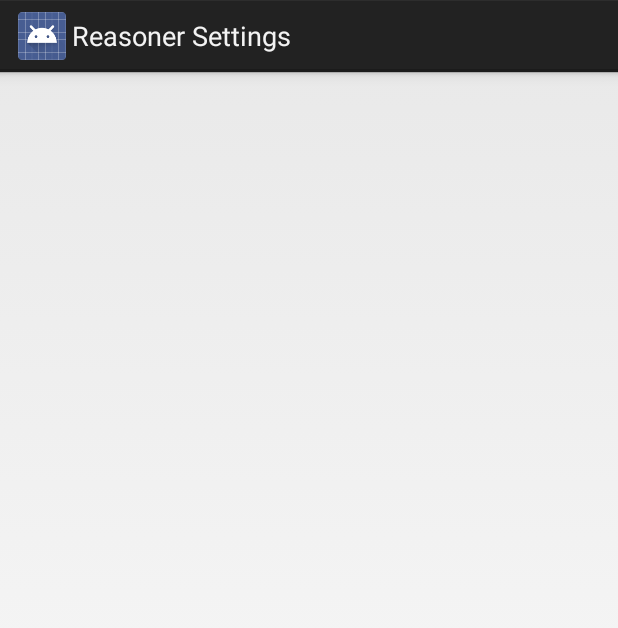
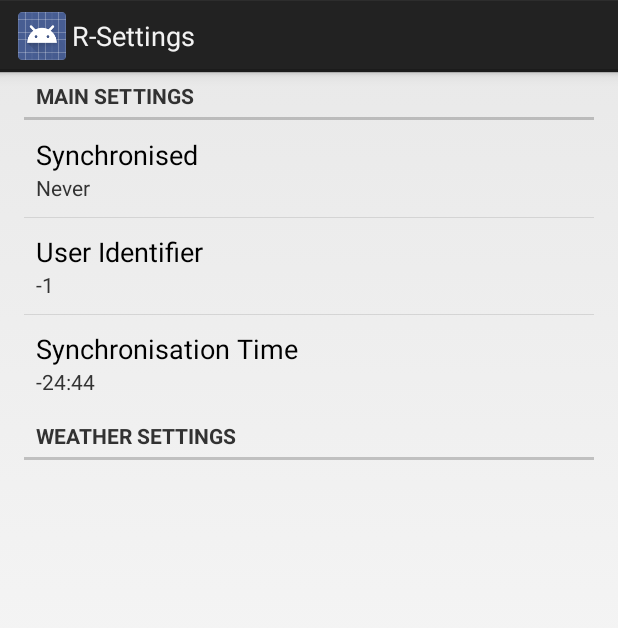
Before and after one commit to ualegre/aContextReasoner, an Android app: the screen it shows after launch (ContextReasonerSettings), on a phone screen of 412 x 824 dp. Shown: the top 628 px of the screen. Run offline under Robolectric (Android 15) with nearby library versions, the phone set to English and light mode, and no system bars.

Commit message:
Main settings added to preferences
Need to come back and update service alarm without needing it to restart.

```diff
--- a/reasoner/src/main/AndroidManifest.xml
+++ b/reasoner/src/main/AndroidManifest.xml
@@ -37,7 +37,7 @@
         <receiver android:name=".logging.BackupLogAlarmReceiver">
         </receiver>
 
-        <activity android:name=".ContextReasonerSettings" android:label="@string/app_settings">
+        <activity android:name=".ui.ContextReasonerSettings" android:label="@string/app_settings">
             <intent-filter>
                 <action android:name="android.intent.action.MAIN"/>
                 <category android:name="android.intent.category.LAUNCHER"/>
--- a/reasoner/src/main/java/org/poseidon_project/context/ContextReasonerSettings.java
+++ b/reasoner/src/main/java/org/poseidon_project/context/ui/ContextReasonerSettings.java
@@ -14,11 +14,11 @@
  * limitations under the License.
  */
 
-package org.poseidon_project.context;
+package org.poseidon_project.context.ui;
 
 import android.app.Activity;
 import android.os.Bundle;
-import android.preference.PreferenceFragment;
+
 
 /**
  * The user visible activity to personalise context rules
@@ -38,7 +38,4 @@ public class ContextReasonerSettings extends Activity {
 
     }
 
-    public static class ContextReasonerSettingsFragment extends PreferenceFragment {
-
-    }
 }
--- /dev/null
+++ b/reasoner/src/main/java/org/poseidon_project/context/ui/ContextReasonerSettingsFragment.java
@@ -0,0 +1,163 @@
+/*
+ * Copyright 2016 POSEIDON Project
+ *
+ * Licensed under the Apache License, Version 2.0 (the "License");
+ * you may not use this file except in compliance with the License.
+ * You may obtain a copy of the License at
+ *
+ *     http://www.apache.org/licenses/LICENSE-2.0
+ *
+ * Unless required by applicable law or agreed to in writing, software
+ * distributed under the License is distributed on an "AS IS" BASIS,
+ * WITHOUT WARRANTIES OR CONDITIONS OF ANY KIND, either express or implied.
+ * See the License for the specific language governing permissions and
+ * limitations under the License.
+ */
+
+package org.poseidon_project.context.ui;
+
+import android.app.Activity;
+import android.content.SharedPreferences;
+import android.os.Bundle;
+import android.preference.Preference;
+import android.preference.Preference.OnPreferenceChangeListener;
+import android.preference.Preference.OnPreferenceClickListener;
+import android.preference.PreferenceFragment;
+
+import org.poseidon_project.context.R;
+
+import java.util.ArrayList;
+import java.util.Calendar;
+import java.util.Random;
+
+/**
+ * The user visible fragment to personalise context rules
+ *
+ * @author Dean Kramer <d.kramer@mdx.ac.uk>
+ */
+public class ContextReasonerSettingsFragment extends PreferenceFragment
+        implements OnPreferenceClickListener{
+
+    private static final int EARLIEST_BACKUP_HOUR = 20;
+    private Preference mLogUserNamePreference;
+    private Preference mLastSynchronised;
+    private TimePreferenceDialog mTimeToBackupPreference;
+    private SharedPreferences mMainSettings;
+    private SharedPreferences mRuleSettings;
+    private Activity mActivity;
+
+    @Override
+    public void onCreate(Bundle savedInstanceState) {
+        super.onCreate(savedInstanceState);
+
+        mActivity = getActivity();
+
+        mMainSettings = mActivity.getSharedPreferences("ContextPrefs", 0);
+        mRuleSettings = mActivity.getSharedPreferences("RulePrefs", 0);
+
+        addPreferencesFromResource(R.xml.settings);
+
+        setupLastSychronisedPref();
+
+        setupUserIdentifierPref();
+
+        setupTimeToSychonisePref();
+
+    }
+
+    @Override
+    public boolean onPreferenceClick(Preference preference) {
+
+        String preferenceKey = preference != null? preference.getKey() : "";
+
+        if(preferenceKey.equals(getString(R.string.pref_sync))) {
+            handleSynchronisedPreferenceClick();
+        }
+
+        return false;
+    }
+
+    private void handleSynchronisedPreferenceClick() {
+
+    }
+
+    private void setupLastSychronisedPref() {
+        mLastSynchronised = (Preference) findPreference(getString(R.string.pref_sync));
+
+        if (mLastSynchronised != null) {
+            long lastBackupMS = mMainSettings.getLong("logLastBackup", 0);
+
+            if (lastBackupMS > 0) {
+                Calendar time = Calendar.getInstance();
+                time.setTimeInMillis(lastBackupMS);
+
+                mLastSynchronised.setSummary(time.getTime().toString());
+            } else {
+                mLastSynchronised.setSummary(R.string.sync_never);
+            }
+        }
+
+        mLastSynchronised.setOnPreferenceClickListener(this);
+    }
+
+    private void setupUserIdentifierPref() {
+        mLogUserNamePreference = (Preference) findPreference(getString(R.string.pref_userid));
+
+        if (mLogUserNamePreference != null) {
+            int userId = mMainSettings.getInt("userId", -1);
+            mLogUserNamePreference.setSummary(String.valueOf(userId));
+        }
+    }
+
+    private void setupTimeToSychonisePref() {
+
+        int backupHour = mMainSettings.getInt("logBackupHour", -1);
+        int backupMin = mMainSettings.getInt("logBackupMin", -1);
+
+        if (backupHour < 0 || backupMin < 0) {
+            Random randomGenerator = new Random();
+
+            int hourAfterEarliest = randomGenerator.nextInt(8);
+
+            backupHour = EARLIEST_BACKUP_HOUR + hourAfterEarliest;
+            if (backupHour >= 24) {
+                backupHour =- 24;
+            }
+
+            backupMin = randomGenerator.nextInt(60);
+
+            SharedPreferences.Editor editor = mMainSettings.edit();
+            editor.putInt("logBackupHour", backupHour);
+            editor.putInt("logBackupMin", backupMin);
+            editor.commit();
+        }
+
+        OnPreferenceChangeListener timeChangeListerner = new OnPreferenceChangeListener() {
+            @Override
+            public boolean onPreferenceChange(Preference preference, Object newValue) {
+
+                if (newValue != null) {
+                    Integer hour = ((ArrayList<Integer>) newValue).get(0);
+                    Integer min = ((ArrayList<Integer>) newValue).get(1);
+                    SharedPreferences.Editor editor = mMainSettings.edit();
+                    editor.putInt("logBackupHour", hour);
+                    editor.putInt("logBackupMin", min);
+                    editor.commit();
+
+                    //@TODO Need to update reasoner without needing it to restart
+
+                    return true;
+                }
+
+                return false;
+            }
+        };
+
+        mTimeToBackupPreference = (TimePreferenceDialog)
+                findPreference(getString(R.string.pref_backuptime));
+
+        mTimeToBackupPreference.updateTime(backupHour, backupMin);
+        mTimeToBackupPreference.setOnPreferenceChangeListener(timeChangeListerner);
+    }
+
+}
--- /dev/null
+++ b/reasoner/src/main/java/org/poseidon_project/context/ui/TimePreferenceDialog.java
@@ -0,0 +1,117 @@
+/*
+ * Copyright 2016 POSEIDON Project
+ *
+ * Licensed under the Apache License, Version 2.0 (the "License");
+ * you may not use this file except in compliance with the License.
+ * You may obtain a copy of the License at
+ *
+ *     http://www.apache.org/licenses/LICENSE-2.0
+ *
+ * Unless required by applicable law or agreed to in writing, software
+ * distributed under the License is distributed on an "AS IS" BASIS,
+ * WITHOUT WARRANTIES OR CONDITIONS OF ANY KIND, either express or implied.
+ * See the License for the specific language governing permissions and
+ * limitations under the License.
+ */
+
+package org.poseidon_project.context.ui;
+
+import android.content.Context;
+import android.preference.DialogPreference;
+import android.util.AttributeSet;
+import android.view.View;
+import android.widget.TimePicker;
+
+import org.poseidon_project.context.R;
+
+import java.util.ArrayList;
+
+/**
+ * A Time Picker Preference that can be reused for multiple preferences
+ *
+ * @author Dean Kramer <d.kramer@mdx.ac.uk>
+ */
+public class TimePreferenceDialog extends DialogPreference{
+
+    private int mHour = 0;
+    private int mMinute = 0;
+    private TimePicker picker = null;
+
+    public TimePreferenceDialog(Context context, AttributeSet attrs, int defStyleAttr) {
+        super(context, attrs, defStyleAttr);
+    }
+
+    public TimePreferenceDialog(Context context, AttributeSet attrs) {
+        super(context, attrs);
+        setPositiveButtonText(R.string.setTime);
+        setNegativeButtonText(R.string.cancelTime);
+    }
+
+    public TimePreferenceDialog(Context context) {
+        super(context, null);
+    }
+
+    @Override
+    protected void onBindDialogView(View v) {
+        super.onBindDialogView(v);
+        picker.setCurrentHour(mHour);
+        picker.setCurrentMinute(mMinute);
+    }
+
+    @Override
+    protected View onCreateDialogView() {
+        picker = new TimePicker(getContext());
+
+        return picker;
+    }
+
+    public void updateTime(int hour, int min) {
+        mHour = hour;
+        mMinute = min;
+        updateSummary();
+    }
+
+    @Override
+    protected void onSetInitialValue(boolean restorePersistedValue, Object defaultValue) {
+
+        String time = null;
+
+        time = defaultValue.toString();
+
+        String[] split = time.split(":");
+
+        mHour = Integer.parseInt(split[0]);
+        mMinute = Integer.parseInt(split[1]);
+
+        updateSummary();
+    }
+
+    @Override
+    protected void onDialogClosed(boolean positiveResult) {
+        super.onDialogClosed(positiveResult);
+
+        if (positiveResult) {
+            int currHour = picker.getCurrentHour();
+            int currMinute = picker.getCurrentMinute();
+
+
+            //Not great to autobox, but don't feel I have an easier choice.
+            ArrayList<Integer> results = new ArrayList<>(2);
+            results.add(currHour);
+            results.add(currMinute);
+
+            if (!callChangeListener(results)) {
+                return;
+            }
+
+            mHour = currHour;
+            mMinute = currMinute;
+            updateSummary();
+        }
+    }
+
+    public void updateSummary() {
+        String time = String.valueOf(mHour) + ":" + String.valueOf(mMinute);
+        setSummary(time);
+    }
+}
--- a/reasoner/src/main/res/values/strings.xml
+++ b/reasoner/src/main/res/values/strings.xml
@@ -1,6 +1,22 @@
 <resources>
     <string name="app_name">POSEIDON-Context</string>
 
-    <string name="app_settings">Reasoner Settings</string>
+    <string name="app_settings">R-Settings</string>
+
+    <string name="pref_sync">pref_sync</string>
+    <string name="pref_userid">pref_userid</string>
+
+    <string name="main_settings">Main Settings</string>
+    <string name="last_sync">Synchronised</string>
+    <string name="sync_never">Never</string>
+    <string name="user_identifier">User Identifier</string>
+    <string name="pref_backuptime">pref_backuptime</string>
+    <string name="backup_time">Synchronisation Time</string>
+
+
+    <string name="setTime">Set</string>
+    <string name="cancelTime">Cancel</string>
+    <string name="weather_settings">Weather Settings</string>
+
 
 </resources>
--- /dev/null
+++ b/reasoner/src/main/res/xml/settings.xml
@@ -0,0 +1,24 @@
+<?xml version="1.0" encoding="utf-8"?>
+<PreferenceScreen xmlns:android="http://schemas.android.com/apk/res/android">
+    <PreferenceCategory
+        android:key="pref_main"
+        android:title="@string/main_settings">
+        <Preference
+            android:key="@string/pref_sync"
+            android:title="@string/last_sync" />
+        <Preference
+            android:key="@string/pref_userid"
+            android:title="@string/user_identifier"/>
+        <org.poseidon_project.context.ui.TimePreferenceDialog
+            android:key="@string/pref_backuptime"
+            android:title="@string/backup_time"
+            android:defaultValue="20:00"/>
+    </PreferenceCategory>
+
+    <PreferenceCategory
+        android:key=""
+        android:title="@string/weather_settings">
+
+    </PreferenceCategory>
+
+</PreferenceScreen>
```
